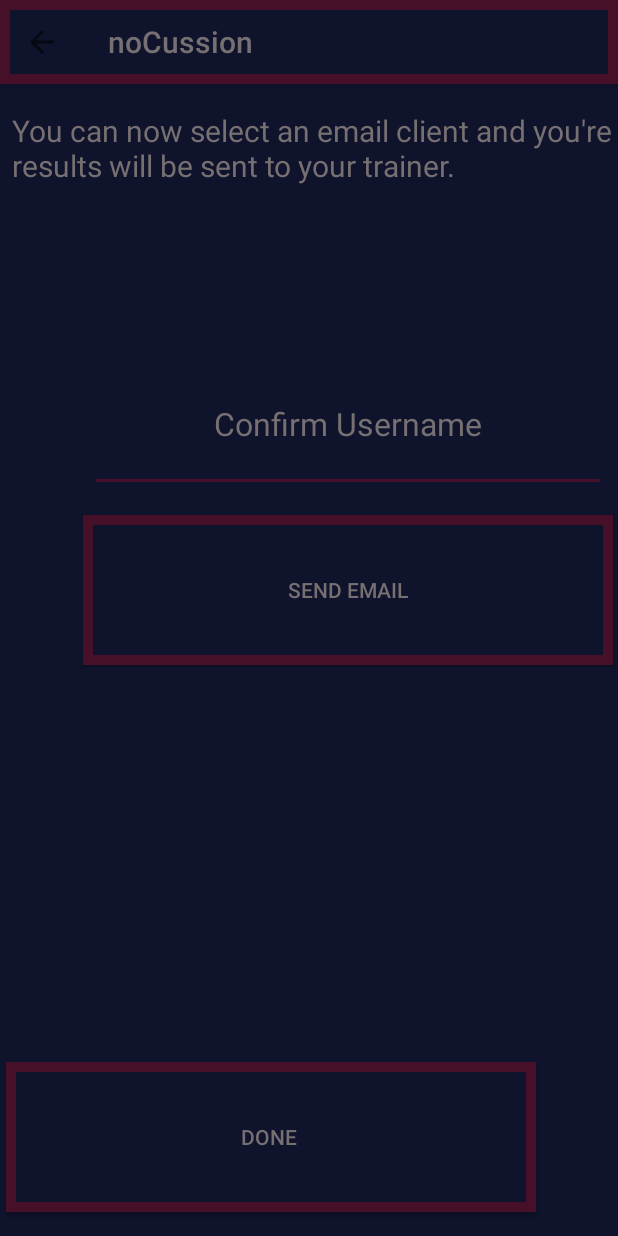
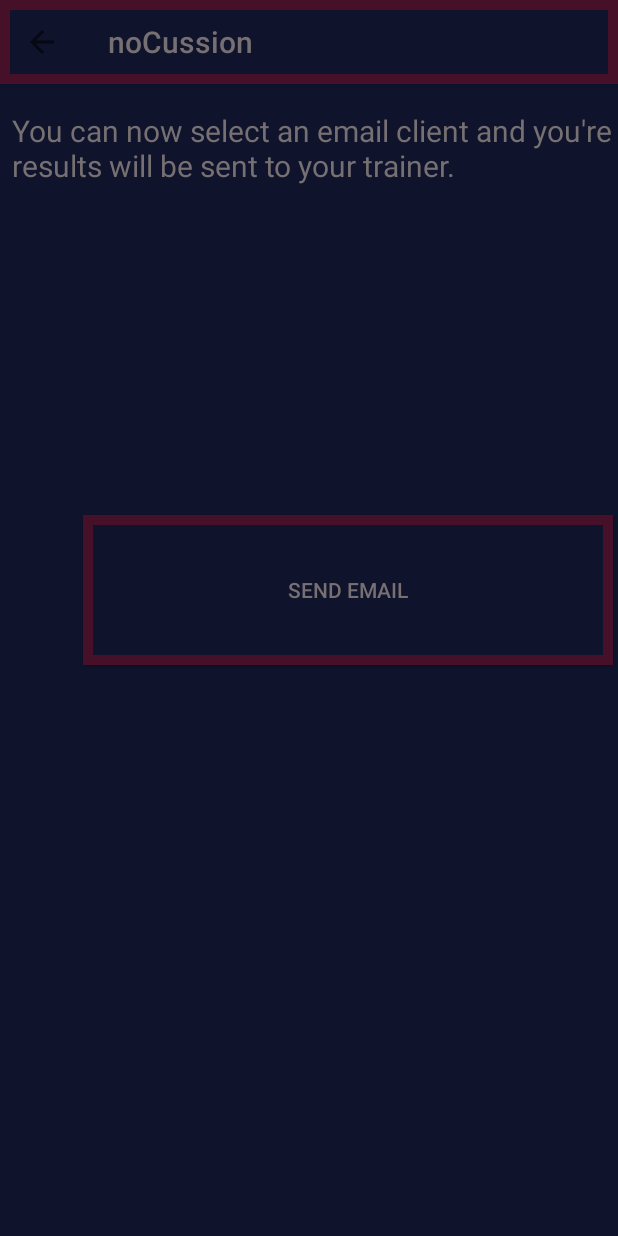
Before and after one commit to Scabandari/ConcussionApp, an Android app: the SecondQuestionaire screen opened directly, with no data from a screen before it, on a phone screen of 412 x 824 dp. Run offline under Robolectric (Android 15) with nearby library versions, the phone set to English and light mode, and no system bars.

Commit message:
Second Questionnaire -> done button and confirm username deleted

```diff
--- a/app/src/main/java/com/example/concussionapp/SecondQuestionaire.java
+++ b/app/src/main/java/com/example/concussionapp/SecondQuestionaire.java
@@ -44,12 +44,17 @@
         Log.i(TAG, "Data to be sent is:  " + hrData);
 
         //new-Subhi
-        ConfirmUser = (EditText) findViewById(R.id.Confirm_Username);
+        //ConfirmUser = (EditText) findViewById(R.id.Confirm_Username);
 
         sendemail = (Button) findViewById(R.id.send_button);
         sendemail.setOnClickListener(new View.OnClickListener() {
             @Override
-            public void onClick(View v) {
+            public void onClick(View v)
+            {
+
+
+                Intent intent = new Intent(v.getContext(), HomeActivity.class);
+                startActivity(intent);
 
                 String emailContent = "";
                 for(int i=0; i<SharedData.size; i++) {
@@ -78,16 +83,16 @@
             }
         });
 
-        done = (Button) findViewById(R.id.done_button);
-        done.setOnClickListener(new View.OnClickListener()
-        {
-            @Override
-            public void onClick(View v)
-            {
-                Intent intent = new Intent(v.getContext(), PostSurveyy.class);
-                startActivity(intent);
-            }
-        });
+        //done = (Button) findViewById(R.id.done_button);
+       // done.setOnClickListener(new View.OnClickListener()
+       // {
+           // @Override
+            //public void onClick(View v)
+            //{
+              //  Intent intent = new Intent(v.getContext(), PostSurveyy.class);
+                //startActivity(intent);
+           // }
+        //});
 
     }
 
--- a/app/src/main/res/layout/activity_second_questionaire.xml
+++ b/app/src/main/res/layout/activity_second_questionaire.xml
@@ -26,35 +26,8 @@
         android:textColor="@color/colorAccent"
         android:layout_marginLeft="8dp" />
 
-    <EditText
-        android:layout_width="344dp"
-        android:layout_height="90dp"
-        android:id="@+id/Confirm_Username"
-        android:hint="Confirm Username"
-        android:textColor="@color/colorAccent"
-        android:backgroundTint="@color/colorPrimary"
-        android:textColorHint="@color/colorAccent"
-        android:textSize="21dp"
-        android:gravity="center"
-        app:layout_constraintTop_toTopOf="parent"
-        android:layout_marginTop="238dp"
-        android:layout_marginRight="8dp"
-        app:layout_constraintRight_toRightOf="parent" />
 
-    <Button
-        android:text="Done "
-        android:layout_width="353dp"
-        android:layout_height="100dp"
-        android:id="@+id/done_button"
-        android:layout_marginTop="8dp"
-        app:layout_constraintTop_toBottomOf="@+id/data"
-        app:layout_constraintBottom_toBottomOf="parent"
-        android:layout_marginBottom="16dp"
-        app:layout_constraintVertical_bias="1.0"
-        android:textColor="@color/colorAccent"
-        android:background="@drawable/my_shape3"
-        android:layout_marginLeft="4dp"
-        app:layout_constraintLeft_toLeftOf="parent" />
+
 
     <Button
         android:layout_width="353dp"
```
